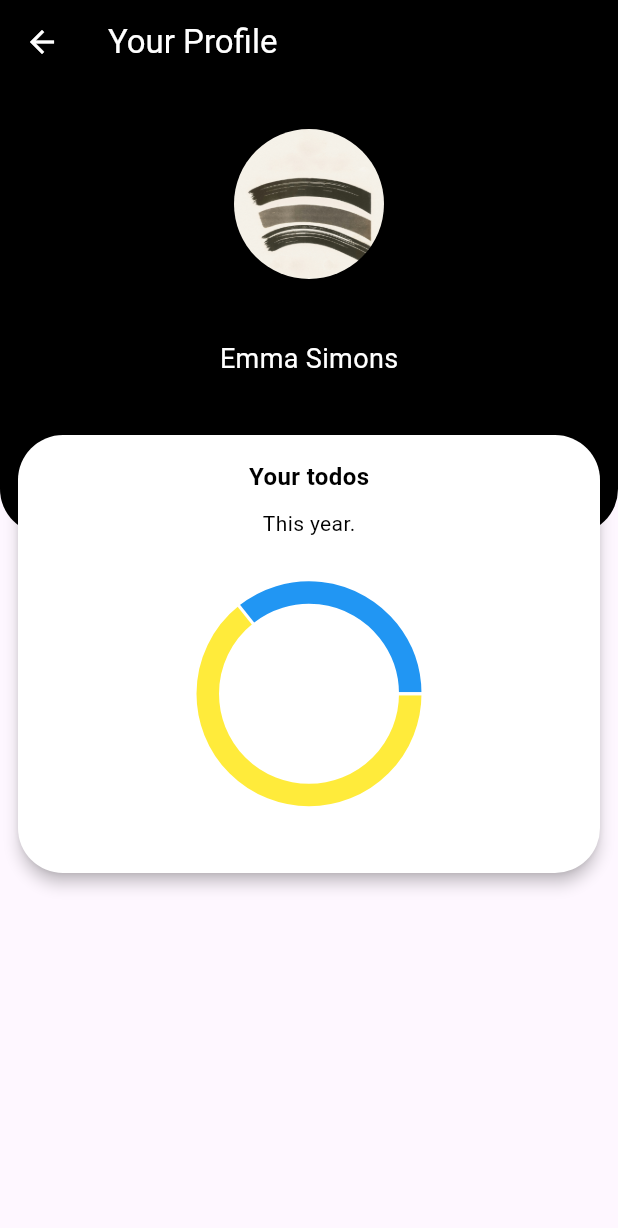
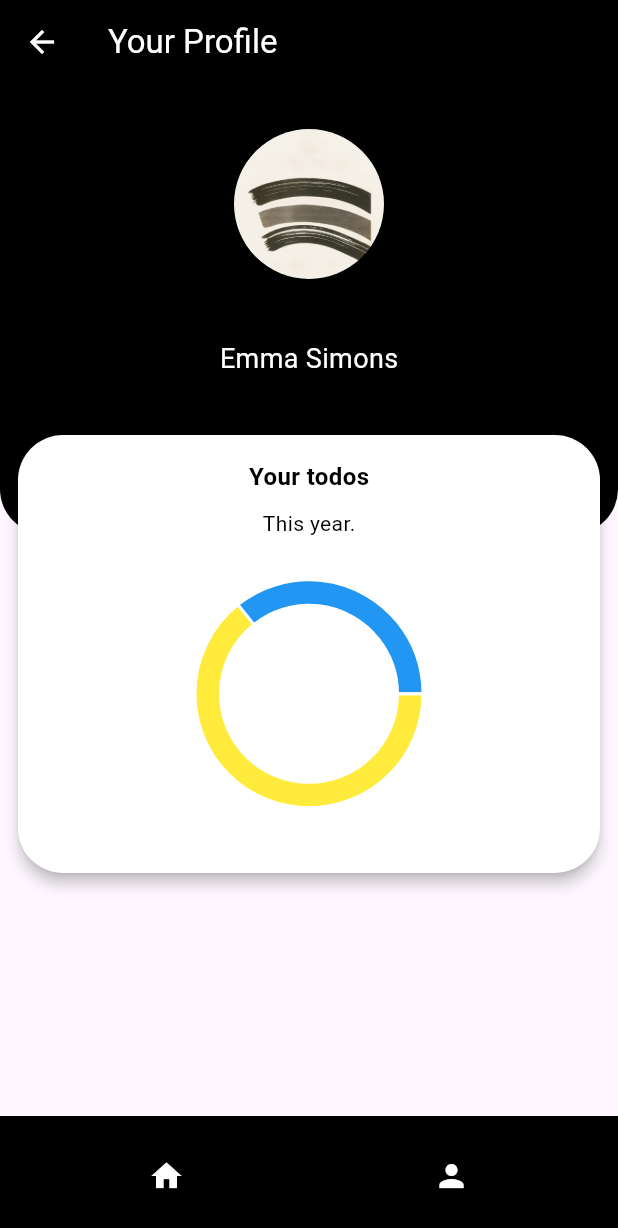
Before and after one commit to Sinmiloluwa/simple-flutter-todo, a Flutter app: the screen it shows after launch, after a tap on the "person" icon, on a phone screen of 412 x 824 dp. Shown: the top 1228 px of the screen. Run offline on Flutter 3.47's test engine with Material 3 defaults, Android fonts, the phone set to English and light mode, and no system bars; drawn by our look-alikes of fl_chart.

Commit message:
separated bottom nav

```diff
--- /dev/null
+++ b/lib/components/bottom_nav.dart
@@ -0,0 +1,50 @@
+import 'package:flutter/material.dart';
+import 'package:first_project/screens/profile.dart';
+
+class BottomNav extends StatefulWidget {
+  const BottomNav({super.key});
+
+  @override
+  State<BottomNav> createState() => _BottomNavState();
+}
+
+class _BottomNavState extends State<BottomNav> {
+  @override
+  Widget build(BuildContext context) {
+    return BottomAppBar(
+      color: Colors.black,
+      shape: const CircularNotchedRectangle(),
+      notchMargin: 5.0,
+      child: SizedBox(
+        height: kBottomNavigationBarHeight,
+        child: Row(
+          mainAxisSize: MainAxisSize.max,
+          mainAxisAlignment: MainAxisAlignment.spaceAround,
+          children: <Widget>[
+            IconButton(
+              icon: const Icon(
+                Icons.home,
+                color: Colors.white,
+              ),
+              onPressed: () {},
+            ),
+            IconButton(
+              icon: const Icon(
+                Icons.person,
+                color: Colors.white,
+              ),
+              onPressed: () {
+                Navigator.push(
+                  context,
+                  MaterialPageRoute(
+                    builder: (context) => const Profile(),
+                  ),
+                );
+              },
+            ),
+          ],
+        ),
+      ),
+    );
+  }
+}
--- a/lib/screens/Homepage.dart
+++ b/lib/screens/Homepage.dart
@@ -1,6 +1,7 @@
 import 'package:flutter/material.dart';
 import 'package:first_project/components/new_task_bottom_sheet.dart';
 import 'package:first_project/screens/profile.dart';
+import 'package:first_project/components/bottom_nav.dart';
 
 
 class Homepage extends StatefulWidget {
@@ -81,41 +82,7 @@ class _HomepageState extends State<Homepage> {
         ),
       ),
       backgroundColor: Colors.white,
-      bottomNavigationBar: BottomAppBar(
-        color: Colors.black,
-        shape: const CircularNotchedRectangle(),
-        notchMargin: 5.0,
-        child: SizedBox(
-          height: kBottomNavigationBarHeight,
-          child: Row(
-            mainAxisSize: MainAxisSize.max,
-            mainAxisAlignment: MainAxisAlignment.spaceAround,
-            children: <Widget>[
-              IconButton(
-                icon: const Icon(
-                  Icons.home,
-                  color: Colors.white,
-                ),
-                onPressed: () {},
-              ),
-              IconButton(
-                icon: const Icon(
-                  Icons.person,
-                  color: Colors.white,
-                ),
-                onPressed: () {
-                  Navigator.push(
-                    context,
-                    MaterialPageRoute(
-                      builder: (context) => const Profile(),
-                    ),
-                  );
-                },
-              ),
-            ],
-          ),
-        ),
-      ),
+      bottomNavigationBar: BottomNav(),
       appBar: AppBar(
         backgroundColor: Colors.black,
         automaticallyImplyLeading: false,
--- a/lib/screens/profile.dart
+++ b/lib/screens/profile.dart
@@ -1,5 +1,6 @@
 import 'package:flutter/material.dart';
 import 'package:first_project/components/donut_chart.dart';
+import 'package:first_project/components/bottom_nav.dart';
 
 class Profile extends StatefulWidget {
   const Profile({Key? key}) : super(key: key);
@@ -12,6 +13,7 @@ class _ProfileState extends State<Profile> {
   @override
   Widget build(BuildContext context) {
     return Scaffold(
+      bottomNavigationBar: BottomNav(),
       appBar: AppBar(
         backgroundColor: Colors.black,
         leading: IconButton(
```
